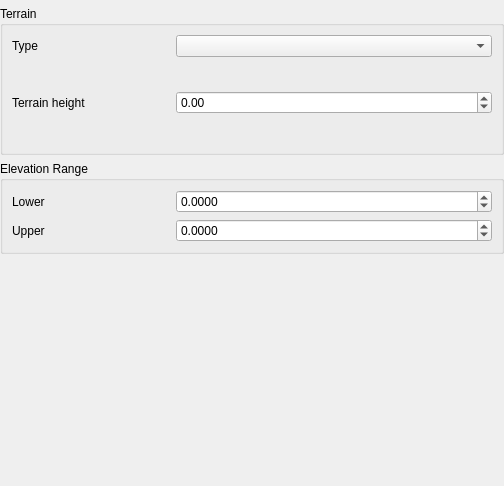
Before: the Qt Designer form src/ui/qgsprojectelevationsettingswidgetbase.ui in qgis/QGIS, drawn with Qt 5.
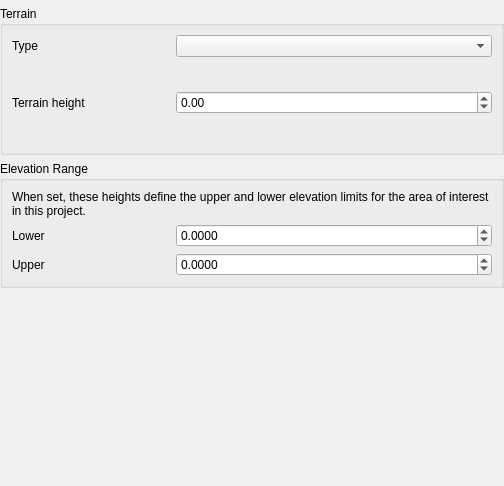
After: the same form once the commit is applied. Custom widgets are drawn as their Qt base class.

Commit message: Add tooltips, label

```diff
--- a/src/ui/qgsprojectelevationsettingswidgetbase.ui
+++ b/src/ui/qgsprojectelevationsettingswidgetbase.ui
@@ -220,7 +220,29 @@
       <string notr="true">composeritem</string>
      </property>
      <layout class="QGridLayout" name="gridLayout_6" columnstretch="1,2">
-      <item row="0" column="1">
+      <item row="2" column="1">
+       <widget class="QgsDoubleSpinBox" name="mElevationUpperSpin">
+        <property name="sizePolicy">
+         <sizepolicy hsizetype="Expanding" vsizetype="Fixed">
+          <horstretch>0</horstretch>
+          <verstretch>0</verstretch>
+         </sizepolicy>
+        </property>
+        <property name="toolTip">
+         <string>Maximum elevation of interest</string>
+        </property>
+        <property name="decimals">
+         <number>4</number>
+        </property>
+        <property name="minimum">
+         <double>-9999999999.000000000000000</double>
+        </property>
+        <property name="maximum">
+         <double>9999999999.000000000000000</double>
+        </property>
+       </widget>
+      </item>
+      <item row="1" column="1">
        <widget class="QgsDoubleSpinBox" name="mElevationLowerSpin">
         <property name="sizePolicy">
          <sizepolicy hsizetype="Expanding" vsizetype="Fixed">
@@ -239,7 +261,7 @@
         </property>
        </widget>
       </item>
-      <item row="1" column="0">
+      <item row="2" column="0">
        <widget class="QLabel" name="mEndDateTimeLabel_2">
         <property name="text">
          <string>Upper</string>
@@ -249,26 +271,7 @@
         </property>
        </widget>
       </item>
-      <item row="1" column="1">
-       <widget class="QgsDoubleSpinBox" name="mElevationUpperSpin">
-        <property name="sizePolicy">
-         <sizepolicy hsizetype="Expanding" vsizetype="Fixed">
-          <horstretch>0</horstretch>
-          <verstretch>0</verstretch>
-         </sizepolicy>
-        </property>
-        <property name="decimals">
-         <number>4</number>
-        </property>
-        <property name="minimum">
-         <double>-9999999999.000000000000000</double>
-        </property>
-        <property name="maximum">
-         <double>9999999999.000000000000000</double>
-        </property>
-       </widget>
-      </item>
-      <item row="0" column="0">
+      <item row="1" column="0">
        <widget class="QLabel" name="mStartDateTimeLabel_2">
         <property name="text">
          <string>Lower</string>
@@ -278,6 +281,16 @@
         </property>
        </widget>
       </item>
+      <item row="0" column="0" colspan="2">
+       <widget class="QLabel" name="label">
+        <property name="text">
+         <string>When set, these heights define the upper and lower elevation limits for the area of interest in this project.</string>
+        </property>
+        <property name="wordWrap">
+         <bool>true</bool>
+        </property>
+       </widget>
+      </item>
      </layout>
     </widget>
    </item>
```
Left out of the diff: 3 changed lines with no effect on the pictures.
